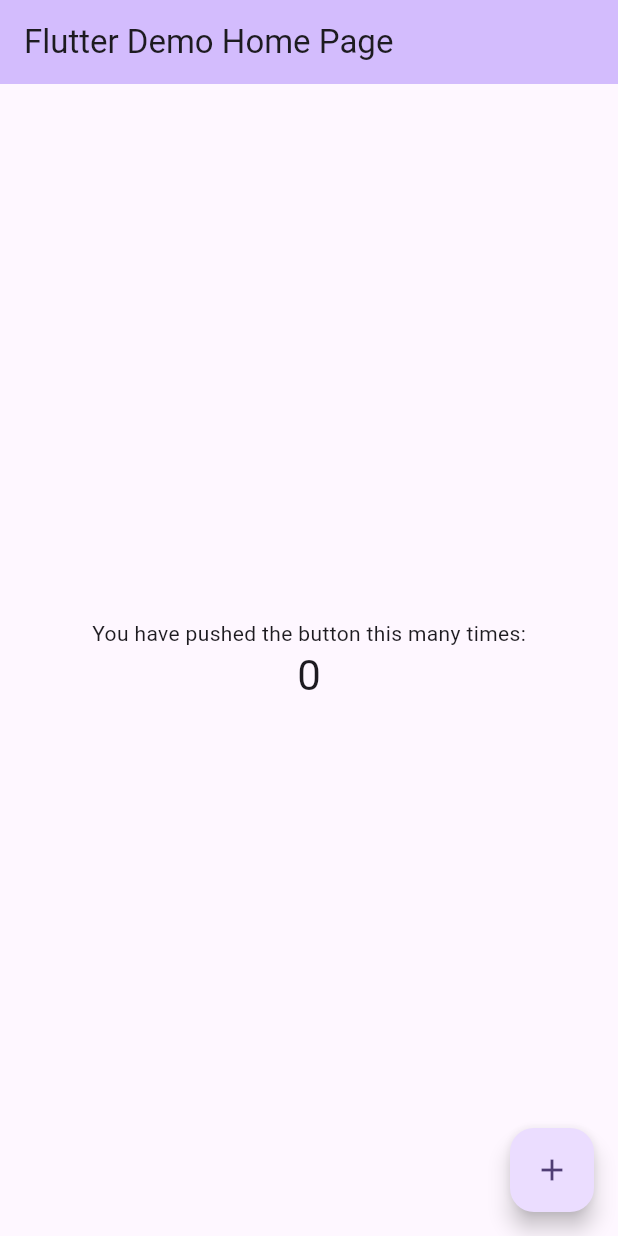
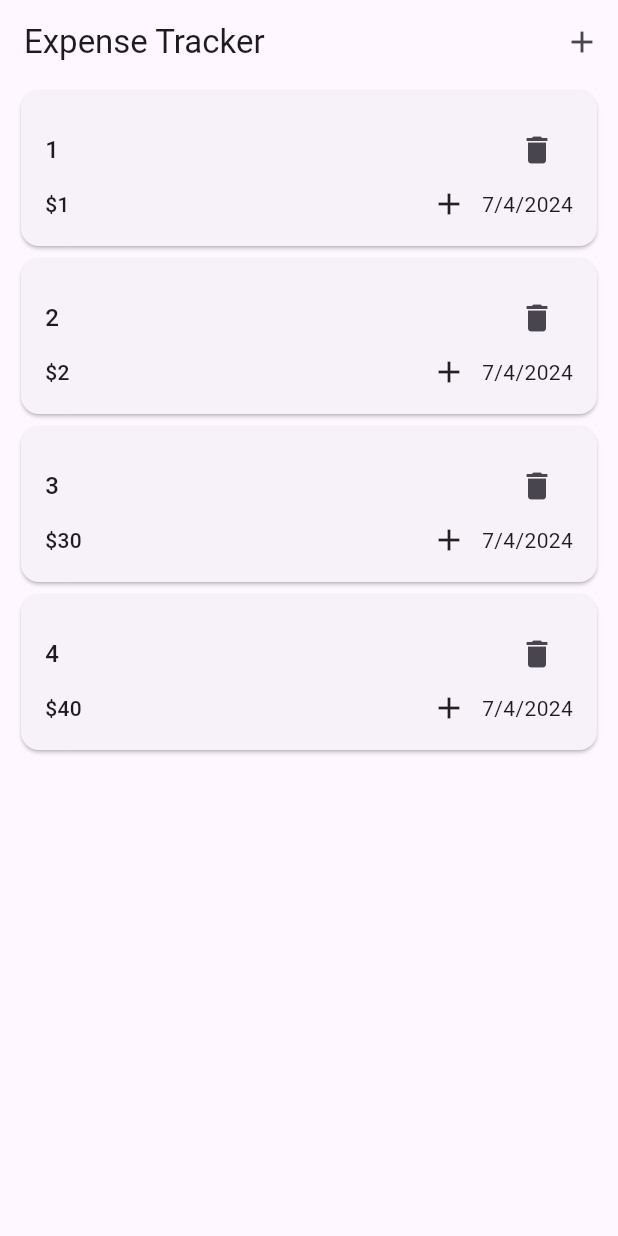
Before and after one commit to Aabis-Ahmed-Hassan/expense_tracker_app, a Flutter app: the screen it shows after launch, on a phone screen of 412 x 824 dp. Run offline on Flutter 3.47's test engine with Material 3 defaults, Android fonts, the phone set to English and light mode, and no system bars.

Commit message:
Done with Basic Structure + Expense Addition

```diff
--- /dev/null
+++ b/lib/all_expenses.dart
@@ -0,0 +1,105 @@
+import 'package:flutter/material.dart';
+import 'package:intl/intl.dart';
+
+import 'models/expense.dart';
+
+class AllExpenses extends StatefulWidget {
+  AllExpenses({
+    super.key,
+    required this.expensesList,
+    required this.refreshHomeScreen,
+    required this.showSnackBarAfterDelete,
+    required this.itemToDeleteIndex,
+    required this.indexToDelete,
+  });
+
+  var refreshHomeScreen;
+  void Function() showSnackBarAfterDelete;
+  List<Expense> expensesList;
+  int indexToDelete;
+  Expense itemToDeleteIndex;
+  @override
+  State<AllExpenses> createState() => _AllExpensesState();
+}
+
+class _AllExpensesState extends State<AllExpenses> {
+  final _dateFormatter = DateFormat.yMd();
+
+  void _deleteExpense(int index, BuildContext context) {
+    widget.itemToDeleteIndex = widget.expensesList[index];
+    widget.expensesList.removeAt(index);
+
+    widget.refreshHomeScreen();
+
+    widget.indexToDelete = index;
+    widget.showSnackBarAfterDelete();
+  }
+
+  @override
+  Widget build(BuildContext context) {
+    return ListView.builder(
+        itemCount: widget.expensesList.length,
+        itemBuilder: (context, index) {
+          return Card(
+            child: Padding(
+              padding: EdgeInsets.all(16),
+              child: Column(
+                mainAxisAlignment: MainAxisAlignment.center,
+                crossAxisAlignment: CrossAxisAlignment.start,
+                children: [
+                  Row(
+                    mainAxisAlignment: MainAxisAlignment.spaceBetween,
+                    children: [
+                      Text(
+                        widget.expensesList[index].title,
+                        style: TextStyle(
+                          fontSize: 16,
+                          fontWeight: FontWeight.w500,
+                        ),
+                      ),
+                      IconButton(
+                        onPressed: () {
+                          _deleteExpense(index, context);
+                        },
+                        icon: Icon(
+                          Icons.delete,
+                        ),
+                      ),
+                    ],
+                  ),
+                  Row(
+                    crossAxisAlignment: CrossAxisAlignment.center,
+                    children: [
+                      Expanded(
+                        child: Text(
+                          '\$${widget.expensesList[index].price}',
+                          style: TextStyle(fontWeight: FontWeight.w500),
+                        ),
+                      ),
+                      Expanded(
+                        child: Row(
+                          mainAxisAlignment: MainAxisAlignment.end,
+                          children: [
+                            Icon(
+                              widget.expensesList[index]
+                                  .icon[widget.expensesList[index].category],
+                            ),
+                            SizedBox(
+                              width: 10,
+                            ),
+                            Text(
+                              _dateFormatter
+                                  .format(widget.expensesList[index].date),
+                            ),
+                          ],
+                        ),
+                      ),
+                    ],
+                  ),
+                ],
+              ),
+            ),
+          );
+        });
+  }
+}
--- /dev/null
+++ b/lib/home_screen.dart
@@ -0,0 +1,129 @@
+import 'package:expense_tracker_app/add_expense.dart';
+import 'package:expense_tracker_app/all_expenses.dart';
+import 'package:flutter/material.dart';
+
+import 'models/expense.dart';
+
+class HomeScreen extends StatefulWidget {
+  const HomeScreen({super.key});
+
+  @override
+  State<HomeScreen> createState() => _HomeScreenState();
+}
+
+class _HomeScreenState extends State<HomeScreen> {
+  List<Expense> _expensesList = [
+    Expense(
+        title: '1',
+        price: 1,
+        category: Category.enjoyment,
+        date: DateTime.now()),
+    Expense(
+        title: '2',
+        price: 2,
+        category: Category.enjoyment,
+        date: DateTime.now()),
+    Expense(
+        title: '3',
+        price: 30,
+        category: Category.enjoyment,
+        date: DateTime.now()),
+    Expense(
+        title: '4',
+        price: 40,
+        category: Category.enjoyment,
+        date: DateTime.now()),
+  ];
+
+  void openBottomModal() {
+    showModalBottomSheet(
+        isScrollControlled: true,
+        context: context,
+        builder: (context) {
+          return AddExpense(saveExpenseOnHomeScreen: saveExpenseOnHomeScreen);
+        });
+  }
+
+  void saveExpenseOnHomeScreen(
+      String title, int amount, DateTime date, Category category) {
+    _expensesList.add(
+        Expense(title: title, price: amount, category: category, date: date));
+
+    setState(() {});
+    Navigator.pop(context);
+  }
+
+  void refreshHomeScreen() {
+    setState(() {});
+  }
+
+  void showSnackBarAfterDelete() {
+    ScaffoldMessenger.of(context).showSnackBar(
+      SnackBar(
+        content: Row(
+          mainAxisAlignment: MainAxisAlignment.spaceBetween,
+          children: [
+            Text('Expense deleted successfully'),
+            TextButton(
+              onPressed: () {
+                _undoDelete(expenseToDeleteIndex!, indexToDeleteIndex);
+              },
+              child: Text('Undo'),
+            ),
+          ],
+        ),
+      ),
+    );
+  }
+
+  void _undoDelete(Expense expense, int index) {
+    _expensesList.insert(index, expense);
+    refreshHomeScreen();
+  }
+
+  Expense? expenseToDeleteIndex = Expense(
+    title: 'title',
+    price: 123,
+    category: Category.work,
+    date: DateTime.now(),
+  );
+  int indexToDeleteIndex = 0;
+
+  @override
+  Widget build(BuildContext context) {
+    return Scaffold(
+      appBar: AppBar(
+        title: Text(
+          'Expense Tracker',
+        ),
+        actions: [
+          IconButton(
+            onPressed: openBottomModal,
+            icon: Icon(
+              Icons.add,
+            ),
+          ),
+        ],
+      ),
+      body: Padding(
+        padding: EdgeInsets.symmetric(horizontal: 10),
+        child: Column(
+          children: [
+            Expanded(
+              child: AllExpenses(
+                expensesList: _expensesList,
+                refreshHomeScreen: refreshHomeScreen,
+                showSnackBarAfterDelete: showSnackBarAfterDelete,
+                itemToDeleteIndex: expenseToDeleteIndex!,
+                indexToDelete: indexToDeleteIndex,
+              ),
+            ),
+            SizedBox(
+              height: 24,
+            ),
+          ],
+        ),
+      ),
+    );
+  }
+}
--- a/lib/main.dart
+++ b/lib/main.dart
@@ -1,125 +1,17 @@
+import 'package:expense_tracker_app/home_screen.dart';
 import 'package:flutter/material.dart';
 
 void main() {
-  runApp(const MyApp());
+  runApp(MyApp());
 }
 
 class MyApp extends StatelessWidget {
   const MyApp({super.key});
 
-  // This widget is the root of your application.
   @override
   Widget build(BuildContext context) {
     return MaterialApp(
-      title: 'Flutter Demo',
-      theme: ThemeData(
-        // This is the theme of your application.
-        //
-        // TRY THIS: Try running your application with "flutter run". You'll see
-        // the application has a purple toolbar. Then, without quitting the app,
-        // try changing the seedColor in the colorScheme below to Colors.green
-        // and then invoke "hot reload" (save your changes or press the "hot
-        // reload" button in a Flutter-supported IDE, or press "r" if you used
-        // the command line to start the app).
-        //
-        // Notice that the counter didn't reset back to zero; the application
-        // state is not lost during the reload. To reset the state, use hot
-        // restart instead.
-        //
-        // This works for code too, not just values: Most code changes can be
-        // tested with just a hot reload.
-        colorScheme: ColorScheme.fromSeed(seedColor: Colors.deepPurple),
-        useMaterial3: true,
-      ),
-      home: const MyHomePage(title: 'Flutter Demo Home Page'),
+      home: HomeScreen(),
     );
   }
 }
-
-class MyHomePage extends StatefulWidget {
-  const MyHomePage({super.key, required this.title});
-
-  // This widget is the home page of your application. It is stateful, meaning
-  // that it has a State object (defined below) that contains fields that affect
-  // how it looks.
-
-  // This class is the configuration for the state. It holds the values (in this
-  // case the title) provided by the parent (in this case the App widget) and
-  // used by the build method of the State. Fields in a Widget subclass are
-  // always marked "final".
-
-  final String title;
-
-  @override
-  State<MyHomePage> createState() => _MyHomePageState();
-}
-
-class _MyHomePageState extends State<MyHomePage> {
-  int _counter = 0;
-
-  void _incrementCounter() {
-    setState(() {
-      // This call to setState tells the Flutter framework that something has
-      // changed in this State, which causes it to rerun the build method below
-      // so that the display can reflect the updated values. If we changed
-      // _counter without calling setState(), then the build method would not be
-      // called again, and so nothing would appear to happen.
-      _counter++;
-    });
-  }
-
-  @override
-  Widget build(BuildContext context) {
-    // This method is rerun every time setState is called, for instance as done
-    // by the _incrementCounter method above.
-    //
-    // The Flutter framework has been optimized to make rerunning build methods
-    // fast, so that you can just rebuild anything that needs updating rather
-    // than having to individually change instances of widgets.
-    return Scaffold(
-      appBar: AppBar(
-        // TRY THIS: Try changing the color here to a specific color (to
-        // Colors.amber, perhaps?) and trigger a hot reload to see the AppBar
-        // change color while the other colors stay the same.
-        backgroundColor: Theme.of(context).colorScheme.inversePrimary,
-        // Here we take the value from the MyHomePage object that was created by
-        // the App.build method, and use it to set our appbar title.
-        title: Text(widget.title),
-      ),
-      body: Center(
-        // Center is a layout widget. It takes a single child and positions it
-        // in the middle of the parent.
-        child: Column(
-          // Column is also a layout widget. It takes a list of children and
-          // arranges them vertically. By default, it sizes itself to fit its
-          // children horizontally, and tries to be as tall as its parent.
-          //
-          // Column has various properties to control how it sizes itself and
-          // how it positions its children. Here we use mainAxisAlignment to
-          // center the children vertically; the main axis here is the vertical
-          // axis because Columns are vertical (the cross axis would be
-          // horizontal).
-          //
-          // TRY THIS: Invoke "debug painting" (choose the "Toggle Debug Paint"
-          // action in the IDE, or press "p" in the console), to see the
-          // wireframe for each widget.
-          mainAxisAlignment: MainAxisAlignment.center,
-          children: <Widget>[
-            const Text(
-              'You have pushed the button this many times:',
-            ),
-            Text(
-              '$_counter',
-              style: Theme.of(context).textTheme.headlineMedium,
-            ),
-          ],
-        ),
-      ),
-      floatingActionButton: FloatingActionButton(
-        onPressed: _incrementCounter,
-        tooltip: 'Increment',
-        child: const Icon(Icons.add),
-      ), // This trailing comma makes auto-formatting nicer for build methods.
-    );
-  }
-}
--- a/pubspec.yaml
+++ b/pubspec.yaml
@@ -35,6 +35,8 @@ dependencies:
   # The following adds the Cupertino Icons font to your application.
   # Use with the CupertinoIcons class for iOS style icons.
   cupertino_icons: ^1.0.6
+  uuid: ^4.4.0
+  intl: ^0.19.0
 
 dev_dependencies:
   flutter_test:
```
Also changed, not shown: lib/add_expense.dart (added, +164 -0 lines), pubspec.lock.
